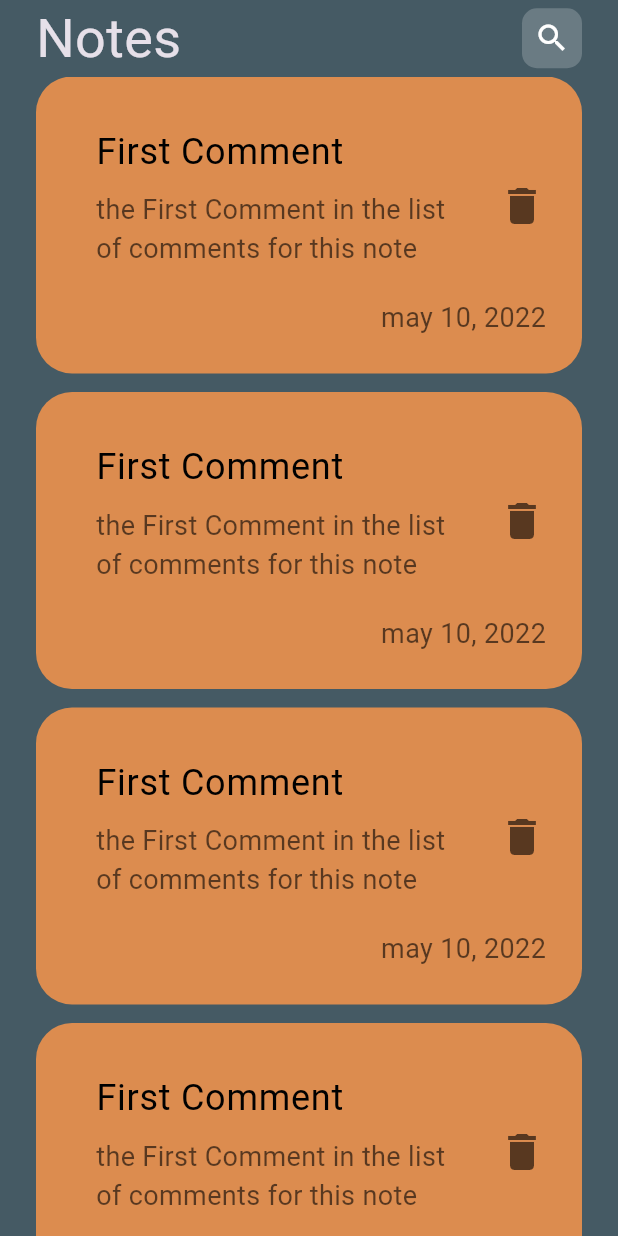
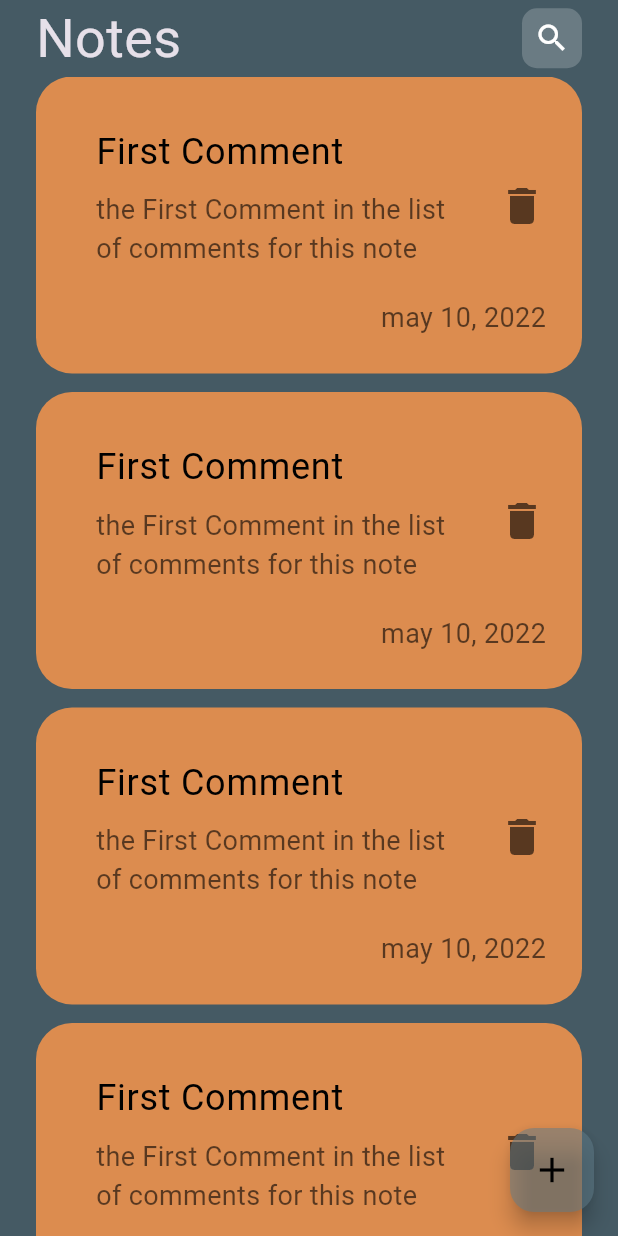
Before and after one commit to wael-saif23/note_app_tr2, a Flutter app: the screen it shows after launch, on a phone screen of 412 x 824 dp. Run offline on Flutter 3.47's test engine with Material 3 defaults, Android fonts, the phone set to English and light mode, and no system bars.

Commit message:
Add floating action button to NotesView
Add a floating action button to the NotesView for adding new notes. This button
provides a visual cue for users to easily add new notes to the view.

```diff
--- a/lib/views/notes_view.dart
+++ b/lib/views/notes_view.dart
@@ -7,8 +7,18 @@ class NotesView extends StatelessWidget {
 
   @override
   Widget build(BuildContext context) {
-    return const Scaffold(
-      body: NotesViewBady(),
+    return Scaffold(
+      floatingActionButton: FloatingActionButton(
+        onPressed: () {},
+        backgroundColor: Colors.blueGrey.withOpacity(.5),
+
+        child: const Icon(
+          Icons.add,
+          color: Colors.black,
+          size: 28,
+        ),
+      ),
+      body: const NotesViewBady(),
     );
   }
 }
```
